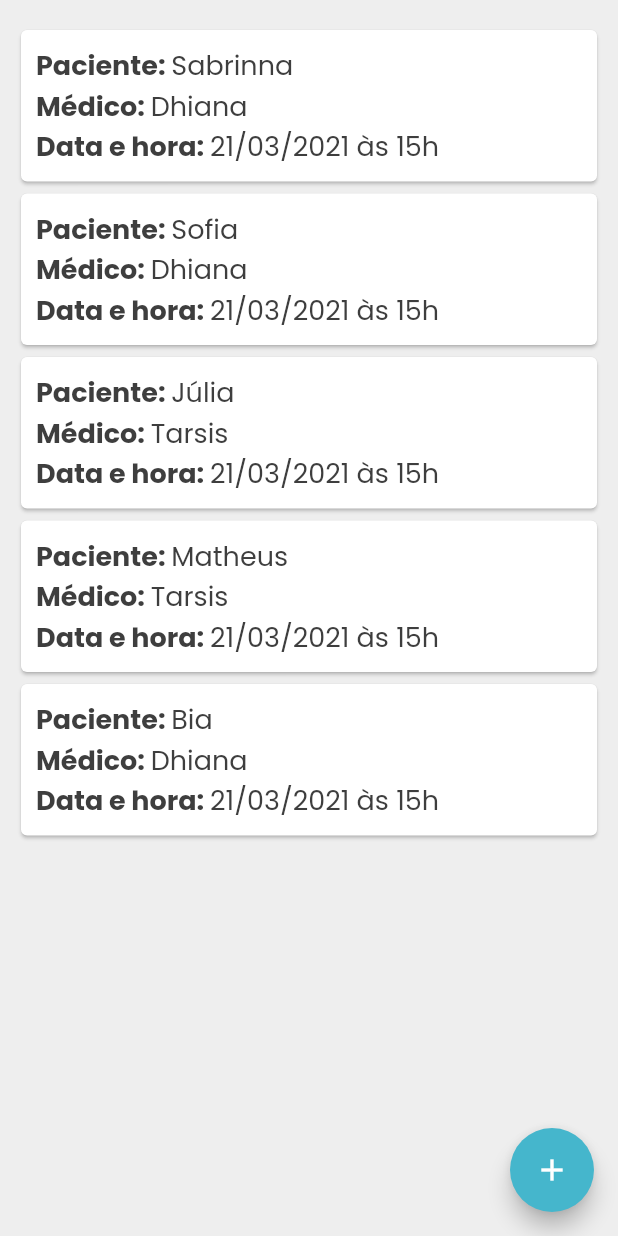
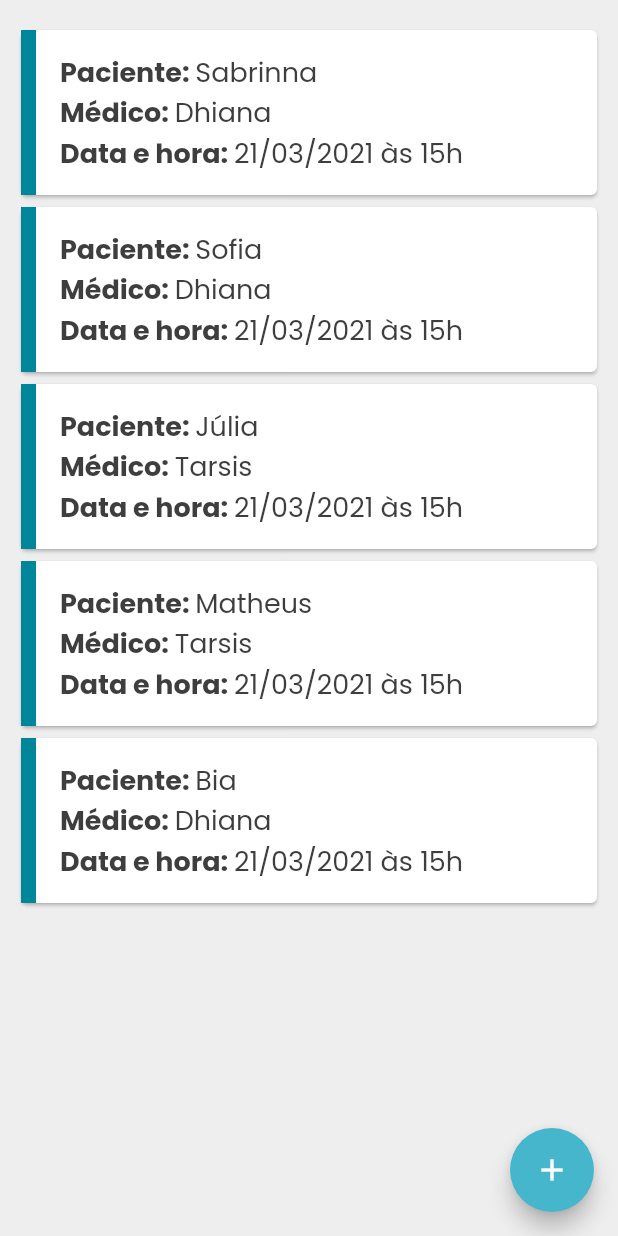
Before and after one commit to 27joseaquino/consulta-marcada, a Flutter app: the ListPage screen opened directly, on a phone screen of 412 x 824 dp. Run offline on Flutter 3.47's test engine with Material 2 defaults, Android fonts, the phone set to English and light mode, and no system bars.

Commit message:
Barra lateral adicionada aos cards

```diff
--- a/lib/components/custom_card.dart
+++ b/lib/components/custom_card.dart
@@ -1,4 +1,5 @@
 import 'package:consulta_marcada/styles/custom_text.dart';
+import 'package:consulta_marcada/styles/my_colors.dart';
 import 'package:flutter/material.dart';
 
 class CustomCard extends StatelessWidget {
@@ -15,8 +16,30 @@ class CustomCard extends StatelessWidget {
   @override
   Widget build(BuildContext context) {
     return Card(
+      child: Row(
+        children: [
+          buildLateralBar(),
+          buildContent(),
+        ],
+      ),
+    );
+  }
+
+  FittedBox buildLateralBar() {
+    return FittedBox(
       child: Container(
-        margin: EdgeInsets.all(10),
+        padding: EdgeInsets.all(0),
+        color: MyColors.appColors["dark-blue"],
+        width: 10,
+        height: 110,
+      ),
+    );
+  }
+
+  Expanded buildContent() {
+    return Expanded(
+      child: Container(
+        margin: EdgeInsets.only(left: 16, top: 10, bottom: 10),
         child: Column(
           children: [
             buildRow("Paciente: ", patient),
```
